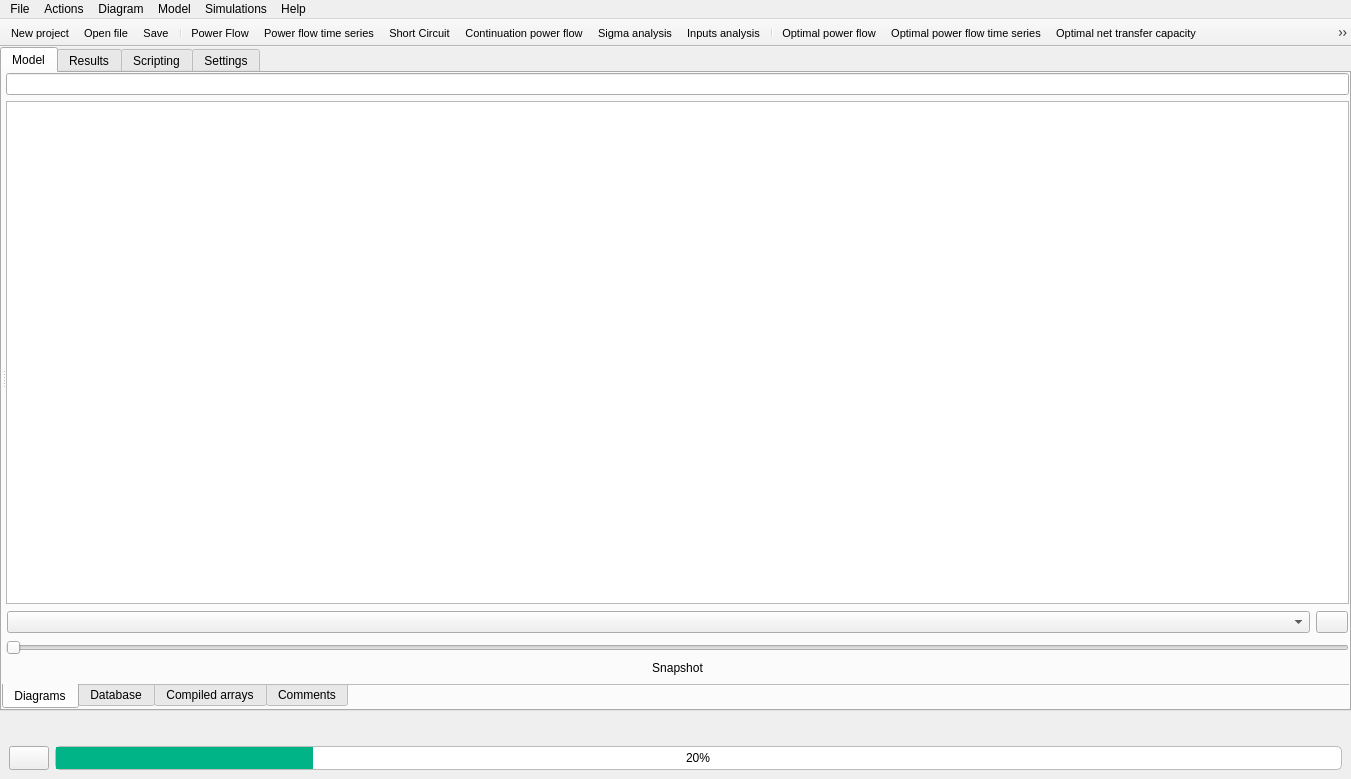
Before: the Qt Designer form src/GridCal/Gui/Main/MainWindow.ui in SanPen/GridCal, drawn with Qt 5.
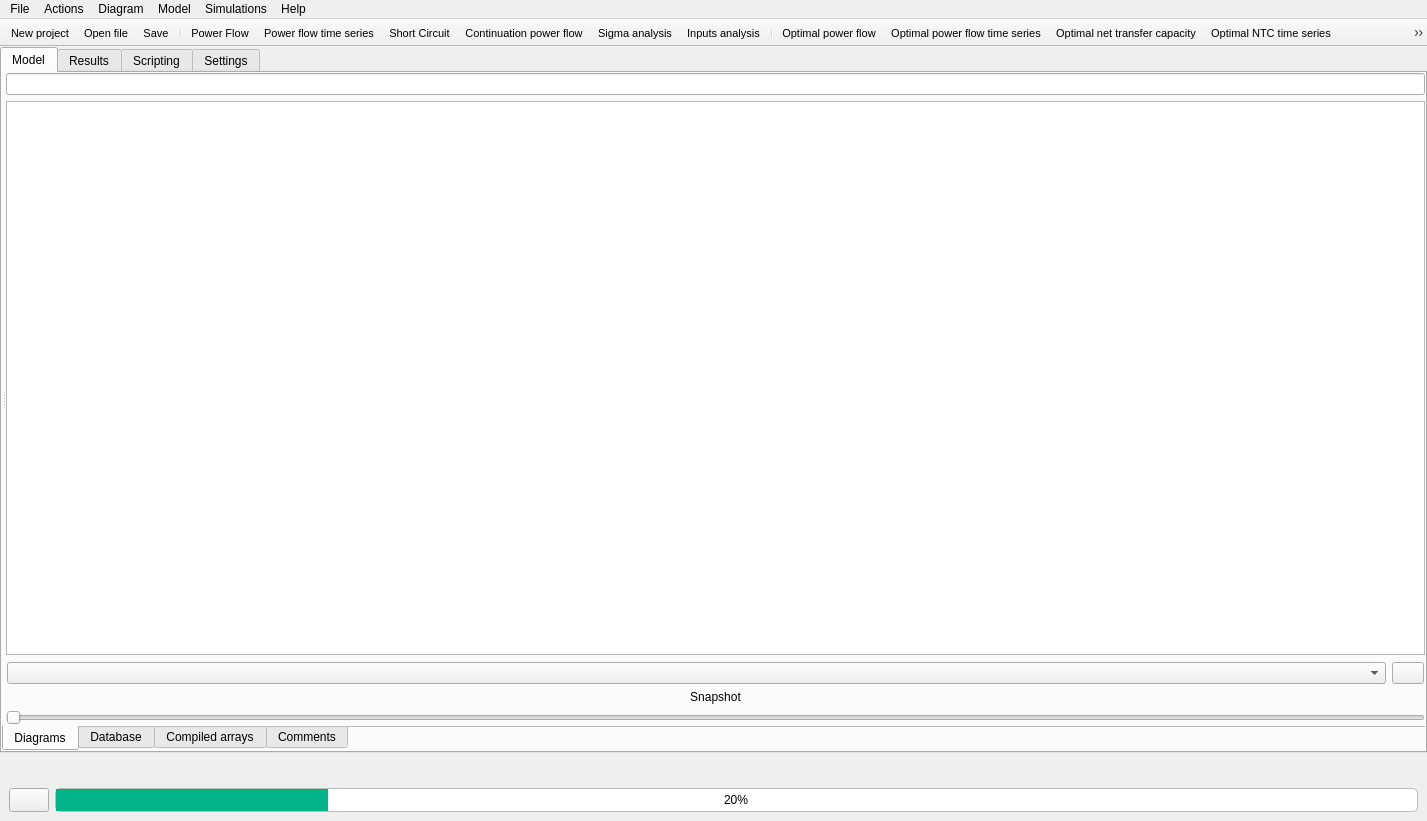
After: the same form once the commit is applied. Icons and pictures are not drawn.

```diff
--- a/src/GridCal/Gui/Main/MainWindow.ui
+++ b/src/GridCal/Gui/Main/MainWindow.ui
@@ -6,8 +6,8 @@
    <rect>
     <x>0</x>
     <y>0</y>
-    <width>1351</width>
-    <height>779</height>
+    <width>1427</width>
+    <height>821</height>
    </rect>
   </property>
   <property name="baseSize">
@@ -244,7 +244,7 @@
                        <number>1</number>
                       </property>
                       <property name="bottomMargin">
-                       <number>1</number>
+                       <number>0</number>
                       </property>
                       <item>
                        <widget class="QComboBox" name="available_results_to_color_comboBox">
@@ -282,16 +282,6 @@
                      </layout>
                     </widget>
                    </item>
-                   <item>
-                    <widget class="QSlider" name="diagram_step_slider">
-                     <property name="toolTip">
-                      <string>&lt;html&gt;&lt;head/&gt;&lt;body&gt;&lt;p&gt;&lt;span style=&quot; font-weight:700;&quot;&gt;Time slider&lt;/span&gt;&lt;/p&gt;&lt;p&gt;Move this time slider to select the appropriate time slot to view.&lt;/p&gt;&lt;p&gt;The first position sets the snapshot values, the rest attend to the time series values.&lt;/p&gt;&lt;/body&gt;&lt;/html&gt;</string>
-                     </property>
-                     <property name="orientation">
-                      <enum>Qt::Horizontal</enum>
-                     </property>
-                    </widget>
-                   </item>
                    <item>
                     <widget class="QLabel" name="schematic_step_label">
                      <property name="font">
@@ -308,27 +298,13 @@
                     </widget>
                    </item>
                    <item>
-                    <widget class="QFrame" name="frame_2">
-                     <property name="frameShape">
-                      <enum>QFrame::NoFrame</enum>
+                    <widget class="QSlider" name="diagram_step_slider">
+                     <property name="toolTip">
+                      <string>&lt;html&gt;&lt;head/&gt;&lt;body&gt;&lt;p&gt;&lt;span style=&quot; font-weight:700;&quot;&gt;Time slider&lt;/span&gt;&lt;/p&gt;&lt;p&gt;Move this time slider to select the appropriate time slot to view.&lt;/p&gt;&lt;p&gt;The first position sets the snapshot values, the rest attend to the time series values.&lt;/p&gt;&lt;/body&gt;&lt;/html&gt;</string>
                      </property>
-                     <property name="frameShadow">
-                      <enum>QFrame::Raised</enum>
+                     <property name="orientation">
+                      <enum>Qt::Horizontal</enum>
                      </property>
-                     <layout class="QHBoxLayout" name="horizontalLayout_29">
-                      <property name="leftMargin">
-                       <number>6</number>
-                      </property>
-                      <property name="topMargin">
-                       <number>0</number>
-                      </property>
-                      <property name="rightMargin">
-                       <number>2</number>
-                      </property>
-                      <property name="bottomMargin">
-                       <number>2</number>
-                      </property>
-                     </layout>
                     </widget>
                    </item>
                   </layout>
@@ -8699,8 +8675,8 @@
     <rect>
      <x>0</x>
      <y>0</y>
-     <width>1351</width>
-     <height>22</height>
+     <width>1427</width>
+     <height>24</height>
     </rect>
    </property>
    <widget class="QMenu" name="menuProject">
```
